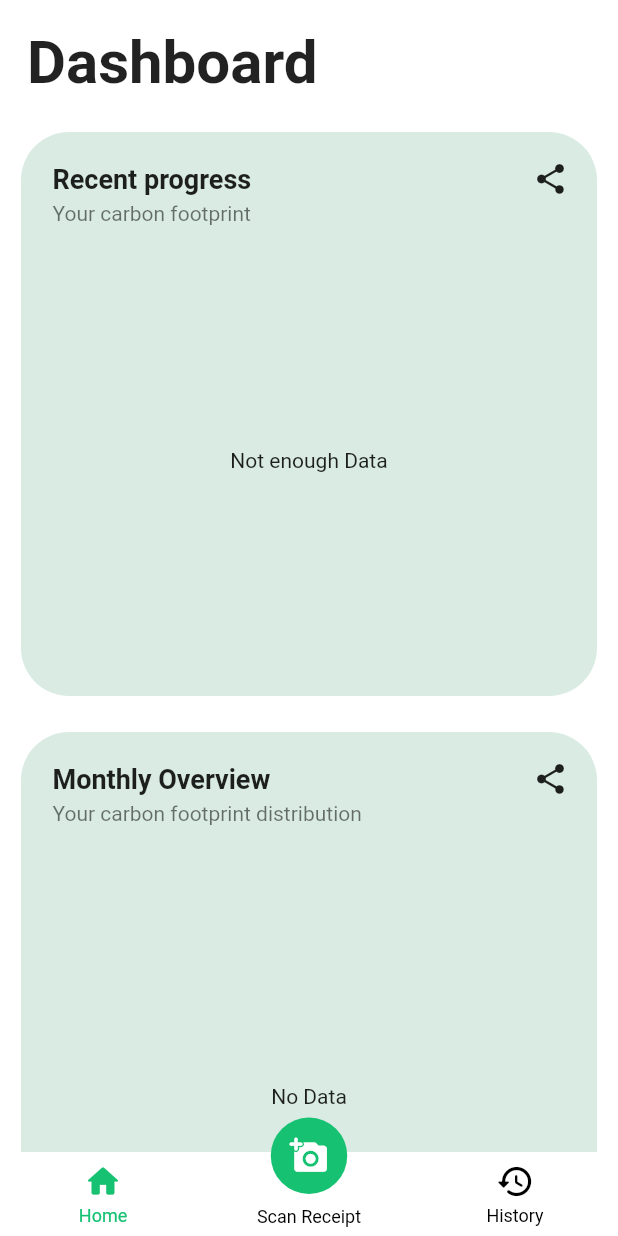
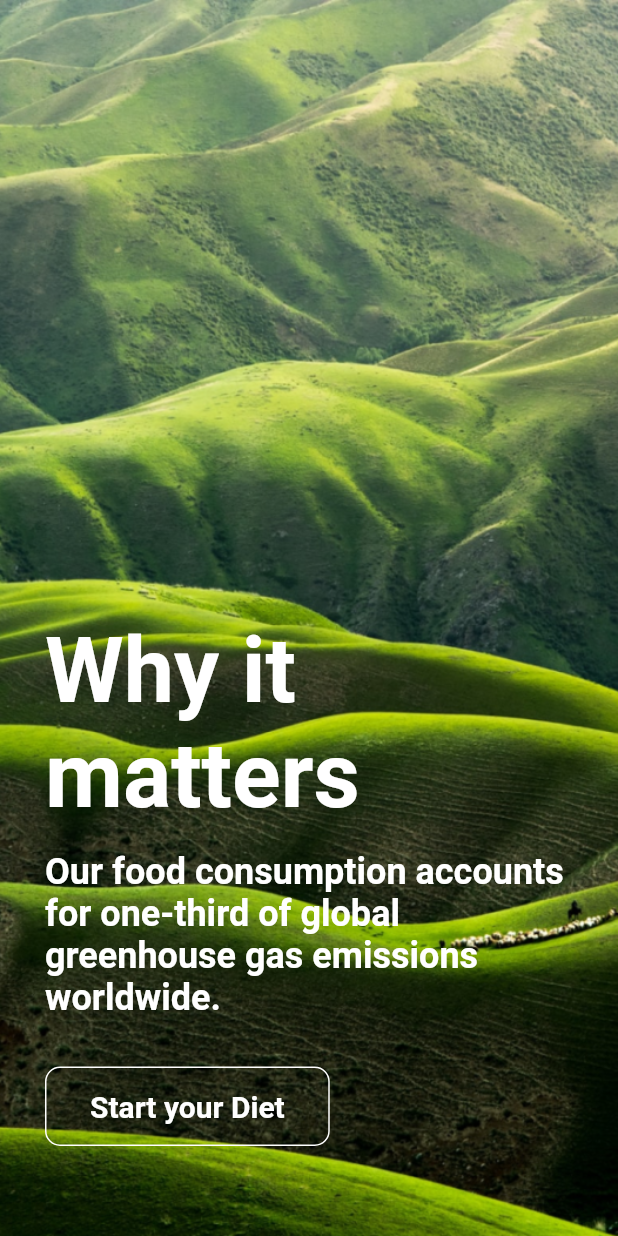
Before and after one commit to TheNewReducers/flutter_app, a Flutter app: the screen it shows after launch, on a phone screen of 412 x 824 dp. Run offline on Flutter 3.47's test engine with Material 2 defaults, Android fonts, the phone set to English and light mode, and no system bars; drawn by our look-alikes of flutter_animate, persistent_bottom_nav_bar; our stand-ins replace camera, fl_chart, pie_chart, share_plus, shared_preferences.

Commit message:
intro page

```diff
--- a/lib/app_router.dart
+++ b/lib/app_router.dart
@@ -2,6 +2,7 @@ import 'package:flutter/material.dart';
 import 'package:flutter_app/models/receipt.dart';
 import 'package:flutter_app/screens/details_screen.dart';
 import 'package:flutter_app/screens/home_screen.dart';
+import 'package:flutter_app/screens/intro_screen.dart';
 import 'package:flutter_app/screens/tipps_screen.dart';
 import 'package:flutter_app/services/navigation_service.dart';
 
@@ -17,6 +18,10 @@ class AppRouter extends StatelessWidget {
 
     if (settings.name == '/tipps') {
       return (context) => const TippsScreen();
+    }
+
+    if (settings.name == '/intro') {
+      return (context) => const IntroScreen();
     }
 
     if (settings.name == '/details') {
--- a/lib/app_state.dart
+++ b/lib/app_state.dart
@@ -9,6 +9,13 @@ abstract class AppState {// Obtain shared preferences.
   static Stream<List<Receipt>> get receiptsStream => _receiptsController.stream;
 
   static List<Receipt> receipts = [];
+  static bool showIntro = true;
+
+  static void setShowIntro(bool state) async {
+    showIntro = state;
+    final SharedPreferences prefs = await SharedPreferences.getInstance();
+    prefs.setBool("showIntro", state);
+  }
 
   static void addReceipt(Receipt receipt) {
     receipts.add(receipt);
@@ -32,5 +39,6 @@ abstract class AppState {// Obtain shared preferences.
     final List<String> receiptsJson = prefs.getStringList("receipts") ?? [];
     receipts = receiptsJson.map<Receipt>((e) => Receipt.fromJson(jsonDecode(e))).toList();
     _receiptsController.add(receipts);
+    showIntro = prefs.getBool("showIntro") ?? true;
   }
 }
--- a/lib/screens/home_screen.dart
+++ b/lib/screens/home_screen.dart
@@ -4,6 +4,7 @@ import 'package:flutter_app/app_state.dart';
 import 'package:flutter_app/dialog/photo_dialog.dart';
 import 'package:flutter_app/screens/home_views/dashboard.dart';
 import 'package:flutter_app/screens/home_views/history.dart';
+import 'package:flutter_app/services/navigation_service.dart';
 import 'package:persistent_bottom_nav_bar/persistent_tab_view.dart';
 
 class HomeScreen extends StatefulWidget {
@@ -21,7 +22,7 @@ class _HomeScreenState extends State<HomeScreen> {
 
   @override
   void initState() {
-    AppState.load();
+    AppState.load().then((_) => afterLoad());
     _controller.jumpToTab(widget.initialSlide);
     _controller.addListener(() {
       if (_controller.index == 1) {
@@ -32,6 +33,12 @@ class _HomeScreenState extends State<HomeScreen> {
       }
     });
     super.initState();
+  }
+
+  void afterLoad() {
+    if (AppState.showIntro) {
+      NavigationService.instance.pushNamed("/intro");
+    }
   }
 
   void _showPhotoDialog() {
--- /dev/null
+++ b/lib/screens/intro_screen.dart
@@ -0,0 +1,59 @@
+import 'package:flutter/material.dart';
+import 'package:flutter_app/app_state.dart';
+import 'package:flutter_app/services/navigation_service.dart';
+
+class IntroScreen extends StatefulWidget {
+  const IntroScreen({super.key});
+
+  @override
+  State<IntroScreen> createState() => _IntroScreenState();
+}
+
+class _IntroScreenState extends State<IntroScreen> {
+
+  void start() {
+    AppState.setShowIntro(false);
+    NavigationService.instance.pushNamed("/");
+  }
+
+  @override
+  Widget build(BuildContext context) {
+    return Scaffold(
+      body: Container(
+        decoration: const BoxDecoration(
+          image: DecorationImage(
+            image: AssetImage("assets/images/startimg.png"),
+            fit: BoxFit.cover,
+          ),
+        ),
+        child: Stack(
+          children: [
+            Positioned(child: Column(
+              crossAxisAlignment: CrossAxisAlignment.start,
+              children: [
+                Text("Why it matters", style: TextStyle(color: Colors.white, fontSize: 60, fontWeight: FontWeight.bold)),
+                SizedBox(height: 15),
+                Text("Our food consumption accounts for one-third of global greenhouse gas emissions worldwide.", style: TextStyle(color: Colors.white, fontSize: 24, fontWeight: FontWeight.bold)),
+                SizedBox(height: 32),
+                TextButton(
+                  onPressed: start,
+                  child: const Text("Start your Diet", style: TextStyle(color: Colors.white, fontSize: 20, fontWeight: FontWeight.bold)),
+                  style: TextButton.styleFrom(
+                    primary: Colors.white,
+                    backgroundColor: Colors.transparent,
+                    textStyle: const TextStyle(fontSize: 20),
+                    padding: const EdgeInsets.symmetric(horizontal: 30, vertical: 15),
+                    shape: const RoundedRectangleBorder(
+                      borderRadius: BorderRadius.all(Radius.circular(10)),
+                      side: BorderSide(color: Colors.white, width: 1)
+                    ),
+                  ),
+                )
+              ],
+            ), bottom: 60, left: 30, right: 30),
+          ],
+        )
+      ),
+    );
+  }
+}
```
Also changed, not shown: assets/images/startimg.png (added).
